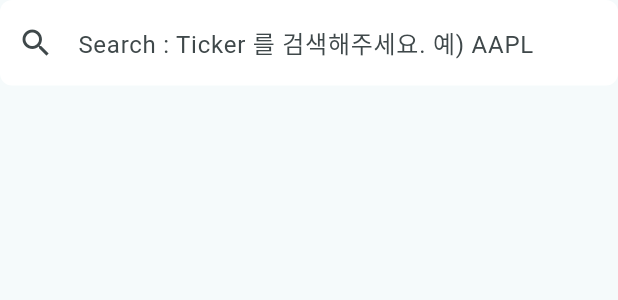
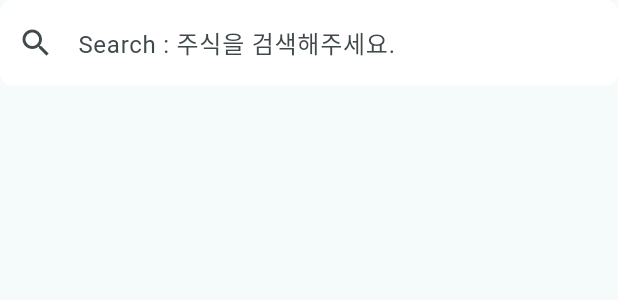
Before and after one commit to MeotJH/quantwo-bot, a Flutter app: the TrendFollowSearchBar widget shown alone on an empty page, opened directly, on a phone screen of 412 x 824 dp. Shown: the top 300 px of the screen. Run offline on Flutter 3.47's test engine with Material 3 defaults, Android fonts, the light colour scheme and no system bars; our stand-ins replace dio, firebase_core, firebase_messaging, fl_chart, flutter_dotenv, flutter_local_notifications and 10 more; missing offline and left inert: dart:html, dart:js_util; accounts and stored records are empty; generated files the repository leaves out were written again; network calls fail; Roboto replaces fonts that are missing (Pretendard); project files that could hold a hidden picture were left out.

Commit message:
FIX 주식 검색 로직 변경

```diff
--- a/frontend/lib/pages/quant_page/trend_follow/trend_follow_search_bar.dart
+++ b/frontend/lib/pages/quant_page/trend_follow/trend_follow_search_bar.dart
@@ -19,7 +19,7 @@ class _TrendFollowSearchBarState extends ConsumerState<TrendFollowSearchBar> {
     final stocksNotifier = ref.watch(stocksProvider.notifier);
     return TextField(
       decoration: InputDecoration(
-        hintText: 'Search : Ticker 를 검색해주세요. 예) AAPL',
+        hintText: 'Search : 주식을 검색해주세요.',
         prefixIcon: const Icon(Icons.search),
         border: const OutlineInputBorder(
           borderRadius: BorderRadius.all(Radius.circular(8)),
--- a/frontend/lib/pages/stocks_page/stocks_page_search_bar.dart
+++ b/frontend/lib/pages/stocks_page/stocks_page_search_bar.dart
@@ -19,7 +19,7 @@ class _StocksPageSearchBarState extends ConsumerState<StocksPageSearchBar> {
     final stocksNotifier = ref.watch(stocksProvider.notifier);
     return TextField(
       decoration: InputDecoration(
-        hintText: 'Search : Ticker 를 검색해주세요. 예) AAPL',
+        hintText: 'Search : 주식을 \'영문으로\'검색해주세요.',
         prefixIcon: const Icon(Icons.search),
         border: const OutlineInputBorder(
           borderRadius: BorderRadius.all(Radius.circular(8)),
```
Also changed, not shown: frontend/lib/providers/stocks_provider.dart (+9 -4 lines).
